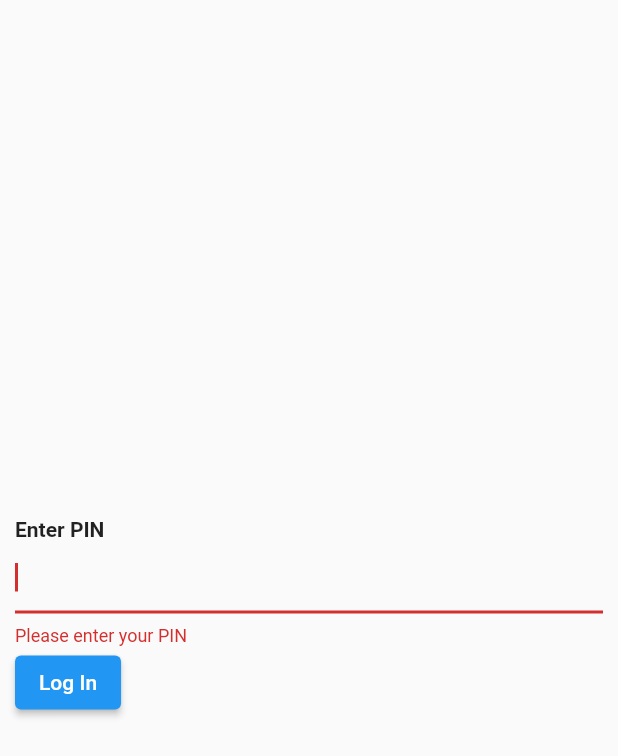
After one commit to ElijahMSmith/Secure-Period-Tracker, a Flutter app: the LoginPage screen opened directly, after a tap on "Log In", on a phone screen of 412 x 824 dp. The commit adds this screen. Shown: the top 756 px of the screen. Run offline on Flutter 3.47's test engine with Material 2 defaults, Android fonts, the phone set to English and light mode, and no system bars; our stand-ins replace convert, introduction_screen, shared_preferences; missing offline and left inert: cryptography; accounts and stored records are empty.

Commit message:
working registration and login

```diff
--- a/lib/main.dart
+++ b/lib/main.dart
@@ -1,6 +1,6 @@
 import 'package:flutter/material.dart';
 import 'package:shared_preferences/shared_preferences.dart';
-import 'pages/HomePages.dart';
+import 'pages/LoginForm.dart';
 import 'pages/OnboardingPage.dart';
 import 'pages/SplashScreen.dart';
 
@@ -32,7 +32,7 @@ class YoursApp extends StatelessWidget {
             if (snapshot.data != false) {
               return const OnboardingPage(); // go to onboarding page
             }
-            return const HomePages(); // TODO goes to home now but make it go to login later
+            return const LoginPage();
           } else {
             return const SplashScreen();
           }
--- /dev/null
+++ b/lib/pages/LoginForm.dart
@@ -0,0 +1,156 @@
+import 'dart:collection';
+import 'dart:convert';
+
+import 'package:convert/convert.dart';
+import 'package:cryptography/cryptography.dart';
+import 'package:flutter/foundation.dart';
+import 'package:flutter/material.dart';
+import 'package:shared_preferences/shared_preferences.dart';
+import 'SplashScreen.dart';
+import 'HomePages.dart';
+
+class LoginLoadingPage extends StatefulWidget {
+  final String pin;
+
+  const LoginLoadingPage({Key? key, required this.pin}) : super(key: key);
+
+  @override
+  State<LoginLoadingPage> createState() => _LoginLoadingPageState();
+}
+
+class _LoginLoadingPageState extends State<LoginLoadingPage> {
+  @override
+  Widget build(BuildContext context) {
+    return FutureBuilder(
+      future: _checkPinHash(widget.pin),
+      builder: (context, snapshot) {
+        if(snapshot.data == null) {
+          return const SplashScreen();
+        } else if(snapshot.data == true) {
+          return const HomePages();
+        } else {
+          return Container(color: Colors.red,);
+        }
+      },
+    );
+  }
+}
+
+void _submitLogin(GlobalKey<FormState> key, BuildContext context, String pin) {
+  if (key.currentState!.validate()) {
+    Navigator.of(context).pushAndRemoveUntil(
+      MaterialPageRoute(builder: (_) => LoginLoadingPage(pin: pin)),
+      (route) => false,
+    );
+  }
+}
+
+Future<String> _calculatePinHash (HashMap values) async {
+  final SecretKey pinBytes = SecretKey(utf8.encode(values["pin"]));
+
+  final pdkdf2 = Pbkdf2(
+    macAlgorithm: Hmac.sha512(),
+    iterations: 150000,
+    bits: 256,
+  );
+
+  final salt = SecretKey(hex.decode(values["salt"]));
+
+  final pinKey = await pdkdf2.deriveKey(
+    secretKey: pinBytes,
+    nonce: await salt.extractBytes(),
+  );
+
+  final sha512 = Sha512();
+  final hashedPinKey = await sha512.hash(await pinKey.extractBytes());
+
+  return hex.encode(hashedPinKey.bytes);
+}
+
+// returns true if match, false if not
+Future<bool> _checkPinHash(String pin) async {
+  SharedPreferences prefs = await SharedPreferences.getInstance();
+
+  HashMap values = HashMap();
+  values["pin"] = pin;
+  values["salt"] = prefs.getString("salt")!;
+
+  final hashedPinKey = await compute(_calculatePinHash, values);
+  final storedHashedUserKey = prefs.getString("hashedUserKey")!;
+
+  final result = hashedPinKey == storedHashedUserKey;
+
+  return result;
+}
+
+class LoginForm extends StatefulWidget {
+  const LoginForm({Key? key}) : super(key: key);
+
+  @override
+  State<LoginForm> createState() => _LoginFormState();
+}
+
+class _LoginFormState extends State<LoginForm> {
+  final _formKey = GlobalKey<FormState>();
+  final TextEditingController _pin = TextEditingController();
+
+  @override
+  Widget build(BuildContext context) {
+    return Form(
+      key: _formKey,
+      child: Padding(
+        padding: const EdgeInsets.all(10.0),
+        child: Column(
+          mainAxisAlignment: MainAxisAlignment.center,
+          crossAxisAlignment: CrossAxisAlignment.start,
+          children: <Widget>[
+            const Text(
+              "Enter PIN",
+              style: TextStyle(fontWeight: FontWeight.bold),
+            ),
+            TextFormField(
+              controller: _pin,
+              autocorrect: false,
+              enableSuggestions: false,
+              enableIMEPersonalizedLearning: false,
+              obscureText: true,
+              autofocus: true,
+              validator: (value) {
+                if (value == null || value.isEmpty) {
+                  return 'Please enter your PIN';
+                }
+                return null;
+              },
+              textInputAction: TextInputAction.go,
+              onFieldSubmitted: (value) {
+                _submitLogin(_formKey, context, _pin.text);
+              },
+            ),
+            ElevatedButton(
+              onPressed: () {
+                _submitLogin(_formKey, context, _pin.text);
+              },
+              child: const Text('Log In'),
+            )
+          ],
+        ),
+      ),
+    );
+  }
+}
+
+class LoginPage extends StatefulWidget {
+  const LoginPage({Key? key}) : super(key: key);
+
+  @override
+  State<LoginPage> createState() => _LoginPageState();
+}
+
+class _LoginPageState extends State<LoginPage> {
+  @override
+  Widget build(BuildContext context) {
+    return const Scaffold(
+      body: LoginForm(),
+    );
+  }
+}
```
Also changed, not shown: lib/pages/RegistrationForm.dart (+45 -20 lines).
